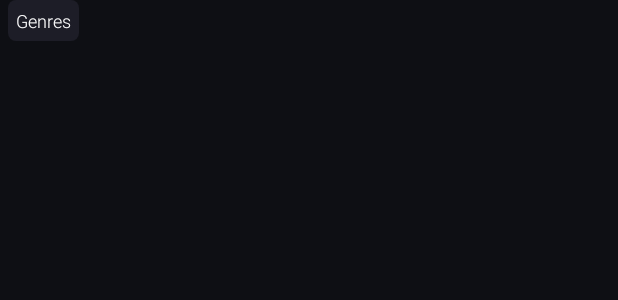
After one commit to emadkeyvani/Movie-db-Application, an Android app: the layout item_home_genre_list.xml on its own in the app's theme, with its tools: preview values and no code run, on a phone screen of 412 x 824 dp. The commit adds this screen. Shown: the top 300 px of the screen. Run offline under Robolectric (Android 15) with nearby library versions, the phone set to English and light mode, and no system bars; network calls fail.

Commit message:
Genre Api

```diff
--- a/app/src/main/java/com/keyvani/movieapplication/api/ApiServices.kt
+++ b/app/src/main/java/com/keyvani/movieapplication/api/ApiServices.kt
@@ -1,5 +1,6 @@
 package com.keyvani.movieapplication.api
 
+import com.keyvani.movieapplication.response.home.ResponseGenresList
 import com.keyvani.movieapplication.response.home.ResponseMoviesList
 import com.keyvani.movieapplication.response.register.BodyRegister
 import com.keyvani.movieapplication.response.register.ResponseRegister
@@ -16,4 +17,7 @@ interface ApiServices {
     @GET("genres/{genre_id}/movies")
     suspend fun moviesTopList(@Path("genre_id") id: Int): Response<ResponseMoviesList>
 
+    @GET("genres")
+    suspend fun genresList() : Response<ResponseGenresList>
+
 }
--- a/app/src/main/java/com/keyvani/movieapplication/repository/HomeRepository.kt
+++ b/app/src/main/java/com/keyvani/movieapplication/repository/HomeRepository.kt
@@ -6,4 +6,5 @@ import javax.inject.Inject
 
 class HomeRepository @Inject constructor(private val api :ApiServices){
     suspend fun topMoviesList (id :Int) = api.moviesTopList(id)
+    suspend fun genresList () = api.genresList()
 }
--- /dev/null
+++ b/app/src/main/res/drawable/bg_rounded_dark.xml
@@ -0,0 +1,7 @@
+<?xml version="1.0" encoding="utf-8"?>
+<shape xmlns:android="http://schemas.android.com/apk/res/android">
+    <solid android:color="@color/raisinBlack"/>
+    <corners android:radius="5dp"/>
+
+
+</shape>
--- /dev/null
+++ b/app/src/main/res/layout/item_home_genre_list.xml
@@ -0,0 +1,25 @@
+<?xml version="1.0" encoding="utf-8"?>
+<androidx.constraintlayout.widget.ConstraintLayout xmlns:android="http://schemas.android.com/apk/res/android"
+    xmlns:app="http://schemas.android.com/apk/res-auto"
+    xmlns:tools="http://schemas.android.com/tools"
+    android:layout_width="wrap_content"
+    android:layout_height="wrap_content">
+
+    <TextView
+        android:id="@+id/tvGenreName"
+        style="@style/TextViewLightStyle"
+        android:layout_width="wrap_content"
+        android:layout_height="wrap_content"
+        android:background="@drawable/bg_rounded_dark"
+        android:padding="5dp"
+        android:textColor="@color/white"
+        android:layout_marginHorizontal="5dp"
+        android:textSize="12sp"
+        app:layout_constraintBottom_toBottomOf="parent"
+        app:layout_constraintEnd_toEndOf="parent"
+        app:layout_constraintStart_toStartOf="parent"
+        app:layout_constraintTop_toTopOf="parent"
+        tools:text="Genres" />
+
+
+</androidx.constraintlayout.widget.ConstraintLayout>
--- a/app/src/main/res/layout/item_movies_home_top.xml
+++ b/app/src/main/res/layout/item_movies_home_top.xml
@@ -29,6 +29,7 @@
         android:maxLines="1"
         android:ellipsize="end"
         android:textColor="@color/white"
+        android:textSize="18dp"
         app:layout_constraintBottom_toTopOf="@id/tvMovieInfo"
         app:layout_constraintEnd_toEndOf="@id/tvMovieInfo"
         app:layout_constraintStart_toStartOf="@id/tvMovieInfo" />
```
Also changed, not shown: app/src/main/java/com/keyvani/movieapplication/response/home/ResponseGenresList.kt (added, +13 -0 lines), app/src/main/java/com/keyvani/movieapplication/ui/home/HomeFragment.kt (+19 -2 lines), app/src/main/java/com/keyvani/movieapplication/ui/home/adapters/GenresAdapter.kt (added, +58 -0 lines), app/src/main/java/com/keyvani/movieapplication/viewmodel/HomeViewModel.kt (+9 -0 lines), app/src/main/res/layout/fragment_home.xml (+30 -0 lines).
